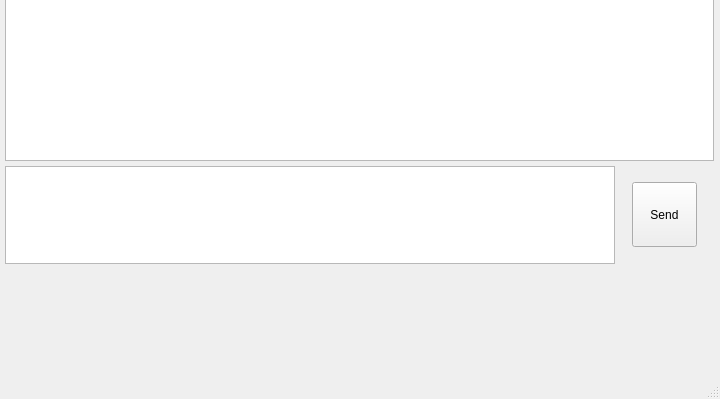
Qt form ui_mainwindows.ui (folreams/SerialAssistant) before a commit; both pictures show x 0 to 720 and y 177 to 576 of the 720 by 576 pixel window.
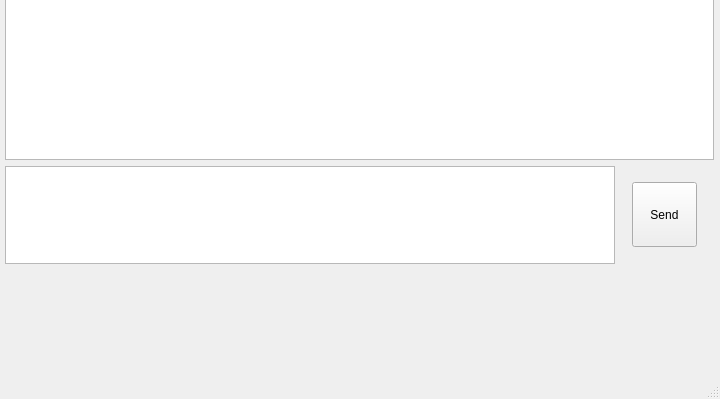
The same form after that commit.

Diff of the .ui file:
```diff
--- a/ui_mainwindows.ui
+++ b/ui_mainwindows.ui
@@ -49,7 +49,7 @@
     </property>
     <layout class="QVBoxLayout" name="verticalLayout">
      <property name="spacing">
-      <number>5</number>
+      <number>6</number>
      </property>
      <property name="leftMargin">
       <number>5</number>
@@ -60,7 +60,7 @@
      <item>
       <widget class="QTextBrowser" name="textBrowser">
        <property name="sizePolicy">
-        <sizepolicy hsizetype="Expanding" vsizetype="Expanding">
+        <sizepolicy hsizetype="Preferred" vsizetype="Preferred">
          <horstretch>0</horstretch>
          <verstretch>0</verstretch>
         </sizepolicy>
```
Left out of the diff: 2 changed lines with no effect on the pictures.
